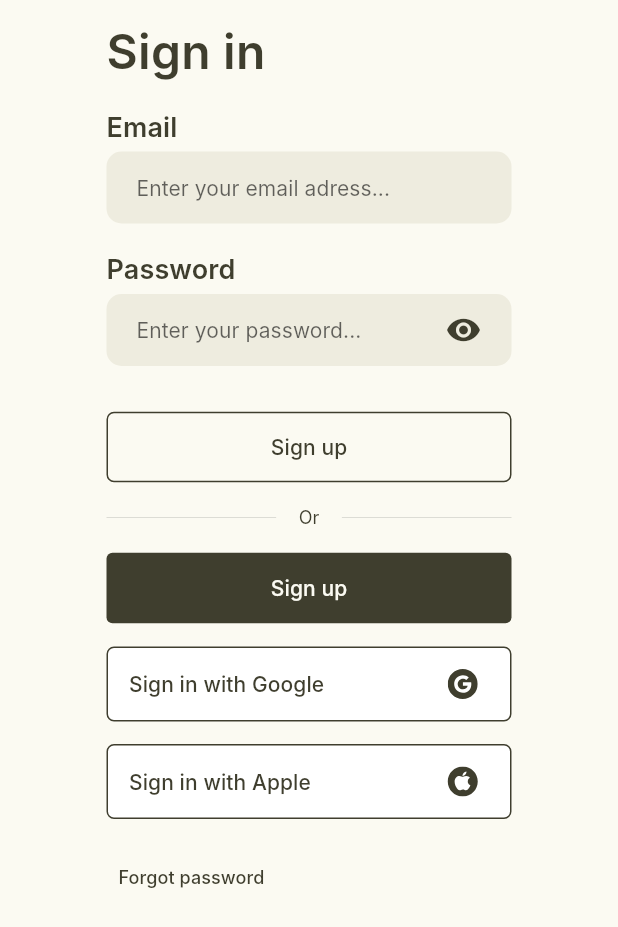
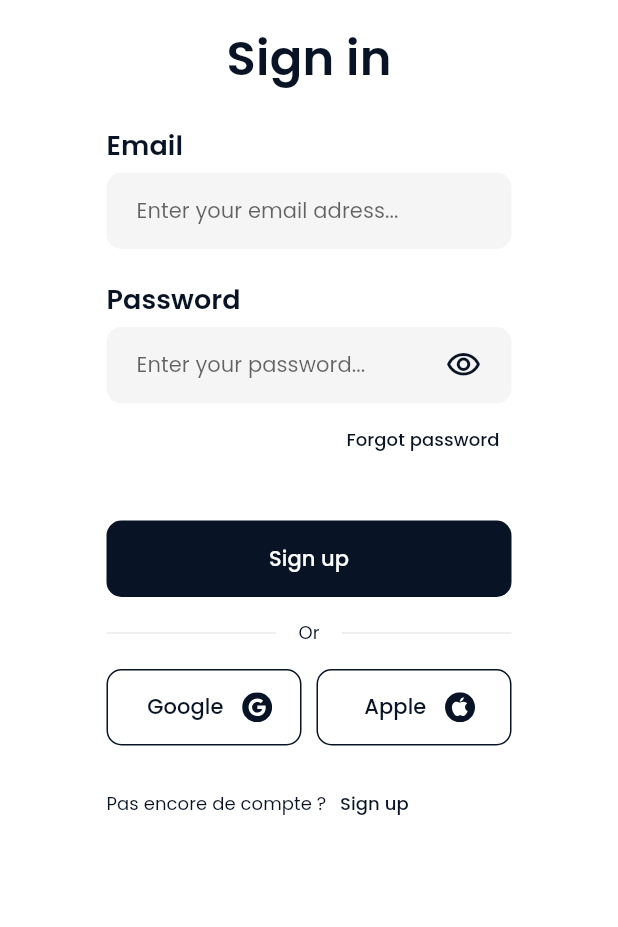
Before and after one commit to Alwein/octonote, a Flutter app: the screen it shows after launch, on a phone screen of 412 x 824 dp. Shown: the top 927 px of the screen. Run offline on Flutter 3.47's test engine with Material 2 defaults, Android fonts, the phone set to English and light mode, and no system bars; drawn by our look-alikes of auto_size_text; our stand-ins replace bloc, cloud_firestore, dartz, easy_localization, firebase_auth, firebase_core and 8 more; missing offline and left inert: super_editor; accounts and stored records are empty; Roboto replaces fonts that are missing (Inter).

Commit message:
add new UX

```diff
--- a/assets/translations/en.json
+++ b/assets/translations/en.json
@@ -31,8 +31,8 @@
         "sign_in_button": "Sign up",
         "or_separator": "Or",
         "sign_up_button": "Sign up",
-        "sign_in_with_google_button": "Sign in with Google",
-        "sign_with_apple_button": "Sign in with Apple",
+        "sign_in_with_google_button": "Google",
+        "sign_with_apple_button": "Apple",
         "forgot_password_button": "Forgot password"
     },
     "sign_up_page": {
--- a/assets/translations/fr.json
+++ b/assets/translations/fr.json
@@ -31,8 +31,8 @@
         "sign_in_button": "Se connecter",
         "or_separator": "Ou",
         "sign_up_button": "S'inscrire",
-        "sign_in_with_google_button": "Se connecter avec Google",
-        "sign_with_apple_button": "Se connecter avec Apple",
+        "sign_in_with_google_button": "Google",
+        "sign_with_apple_button": "Apple",
         "forgot_password_button": "Mot de passe oublié"
     },
     "sign_up_page": {
--- a/lib/application/constants/colors.dart
+++ b/lib/application/constants/colors.dart
@@ -1,7 +1,7 @@
 import 'package:flutter/widgets.dart';
 
 class OctonoteColors {
-  static const Color primaryColor = Color(0xfffbfaf2);
-  static const Color secondaryColor = Color(0xffeeecdf);
-  static const Color darkColor = Color(0xFF3F3E2E);
+  static const Color primaryColor = Color(0xffffffff);
+  static const Color secondaryColor = Color(0xffF5F5F5);
+  static const Color darkColor = Color(0xFF081425);
 }
--- a/lib/application/constants/layout_values.dart
+++ b/lib/application/constants/layout_values.dart
@@ -2,3 +2,7 @@ class LayoutValues {
   static const horizontalPadding = 15.0;
   static const goldenRatio = 1.61803398875;
 }
+
+class OctoRadius {
+  static const double defaultRadius = 10.0;
+}
--- a/lib/presentation/app/app.dart
+++ b/lib/presentation/app/app.dart
@@ -1,6 +1,7 @@
 import 'package:easy_localization/easy_localization.dart';
 import 'package:flutter/material.dart';
 import 'package:flutter_bloc/flutter_bloc.dart';
+import 'package:google_fonts/google_fonts.dart';
 import 'package:octonote/application/constants/colors.dart';
 import 'package:octonote/locator.dart' as sl;
 import 'package:octonote/presentation/app/bloc/app_bloc.dart';
@@ -41,83 +42,72 @@ class AppView extends StatelessWidget {
 }
 
 final ThemeData appThemeLight = ThemeData(
-  textTheme: const TextTheme(
-    headline1: TextStyle(
+  textTheme: TextTheme(
+    headline1: GoogleFonts.poppins(
       color: OctonoteColors.darkColor,
       fontSize: 44,
-      fontFamily: "Inter",
       fontWeight: FontWeight.w700,
     ),
-    headline2: TextStyle(
+    headline2: GoogleFonts.poppins(
       color: OctonoteColors.darkColor,
       fontSize: 32,
-      fontFamily: "Inter",
       fontWeight: FontWeight.w600,
       letterSpacing: 0.16,
     ),
-    headline3: TextStyle(
+    headline3: GoogleFonts.poppins(
       color: OctonoteColors.darkColor,
       fontSize: 24,
-      fontFamily: "Inter",
       fontWeight: FontWeight.w600,
       letterSpacing: 0.12,
     ),
-    headline4: TextStyle(
+    headline4: GoogleFonts.poppins(
       color: OctonoteColors.darkColor,
       fontSize: 20,
-      fontFamily: "Inter",
       fontWeight: FontWeight.w600,
       letterSpacing: 0.10,
     ),
-    headline5: TextStyle(
+    headline5: GoogleFonts.poppins(
       color: OctonoteColors.darkColor,
       fontSize: 18,
-      fontFamily: "Inter",
       fontWeight: FontWeight.w600,
       letterSpacing: 0.07,
     ),
-    headline6: TextStyle(
+    headline6: GoogleFonts.poppins(
       color: OctonoteColors.darkColor,
       fontSize: 14,
-      fontFamily: "Inter",
       fontWeight: FontWeight.w500,
       letterSpacing: 0.07,
     ),
-    subtitle1: TextStyle(
+    subtitle1: GoogleFonts.poppins(
       color: Colors.grey,
       fontWeight: FontWeight.w400,
       fontSize: 14,
-      fontFamily: "Inter",
       letterSpacing: 0.06,
     ),
-    subtitle2: TextStyle(
+    subtitle2: GoogleFonts.poppins(
       color: Colors.grey,
       fontWeight: FontWeight.w400,
       fontSize: 12,
-      fontFamily: "Inter",
       letterSpacing: 0.06,
     ),
-    bodyText1: TextStyle(
+    bodyText1: GoogleFonts.poppins(
       color: OctonoteColors.darkColor,
       fontSize: 14,
-      fontFamily: "Inter",
       letterSpacing: 0.06,
     ),
-    bodyText2: TextStyle(
-      color: OctonoteColors.darkColor,
-      fontSize: 12,
-      fontFamily: "Inter",
-      letterSpacing: 0.06,
-    ),
-    caption: TextStyle(
+    bodyText2: GoogleFonts.poppins(
       color: OctonoteColors.darkColor,
       fontSize: 12,
       letterSpacing: 0.06,
     ),
-    button: TextStyle(
+    caption: GoogleFonts.poppins(
       color: OctonoteColors.darkColor,
       fontSize: 12,
-      fontFamily: "Inter",
+      letterSpacing: 0.06,
+    ),
+    button: GoogleFonts.poppins(
+      color: OctonoteColors.darkColor,
+      fontSize: 12,
       fontWeight: FontWeight.w500,
       letterSpacing: 0.06,
     ),
--- a/lib/presentation/auth/pages/sign_in/view/sign_in_view.dart
+++ b/lib/presentation/auth/pages/sign_in/view/sign_in_view.dart
@@ -27,23 +27,25 @@ class SignInView extends StatelessWidget {
                 child: Padding(
                   padding: const EdgeInsets.all(LayoutValues.horizontalPadding),
                   child: Column(
-                    crossAxisAlignment: CrossAxisAlignment.start,
                     children: [
                       AuthTitle(title: tr("sign_in_page.sign_in_title")),
                       const SignInEmailFormInput(),
                       const SignInPasswordFormInput(),
+                      const ForgotPasswordButton(),
                       const SignInErrorMessage(),
                       const SignInButton(),
                       const SizedBox(height: 15),
                       const ButtonSeparator(),
                       const SizedBox(height: 15),
+                      Row(
+                        children: const [
+                          Expanded(child: GoogleSignInButton()),
+                          SizedBox(width: 10),
+                          Expanded(child: AppleSignInButton()),
+                        ],
+                      ),
+                      const SizedBox(height: 15),
                       const GoToSignUpButton(),
-                      const SizedBox(height: 15),
-                      const GoogleSignInButton(),
-                      const SizedBox(height: 15),
-                      const AppleSignInButton(),
-                      const SizedBox(height: 15),
-                      const ForgotPasswordButton()
                     ],
                   ),
                 ),
@@ -87,7 +89,7 @@ class SignInButton extends StatelessWidget {
   Widget build(BuildContext context) {
     return SizedBox(
       width: double.infinity,
-      child: OutlinedAuthButton(
+      child: AuthButton(
         label: tr("sign_in_page.sign_in_button"),
         onPressed: () => context.read<SignInBloc>().add(
               GenericRegistrationEvent.validate(
@@ -142,9 +144,17 @@ class GoToSignUpButton extends StatelessWidget {
   Widget build(BuildContext context) {
     return SizedBox(
       width: double.infinity,
-      child: AuthButton(
-        label: tr("sign_in_page.sign_up_button"),
+      child: Row(
+        children: [
+          const Text("Pas encore de compte ?"),
+          TextButton(
+            child: Text(
+              tr("sign_in_page.sign_up_button"),
+              style: Theme.of(context).textTheme.button,
+            ),
             onPressed: () => context.read<AuthBloc>().add(const AuthEvent.signUpStarted()),
+          ),
+        ],
       ),
     );
   }
@@ -187,7 +197,10 @@ class ForgotPasswordButton extends StatelessWidget {
 
   @override
   Widget build(BuildContext context) {
-    return TextButton(
+    return Container(
+      width: double.infinity,
+      alignment: Alignment.centerRight,
+      child: TextButton(
         child: Text(
           tr("sign_in_page.forgot_password_button"),
           style: Theme.of(context).textTheme.button,
@@ -201,6 +214,7 @@ class ForgotPasswordButton extends StatelessWidget {
                 },
               ),
             ),
+      ),
     );
   }
 }
--- a/lib/presentation/auth/widgets/auth_widgets.dart
+++ b/lib/presentation/auth/widgets/auth_widgets.dart
@@ -2,6 +2,7 @@ import 'package:auto_size_text/auto_size_text.dart';
 import 'package:easy_localization/easy_localization.dart';
 import 'package:flutter/material.dart';
 import 'package:octonote/application/constants/colors.dart';
+import 'package:octonote/application/constants/layout_values.dart';
 import 'package:octonote/application/utils/generic_blocs/generic_registration_bloc/generic_registration_bloc.dart';
 
 class AuthTitle extends StatelessWidget {
@@ -84,11 +85,11 @@ class OctoTextForm extends StatelessWidget {
         border: InputBorder.none,
         focusedBorder: UnderlineInputBorder(
           borderSide: const BorderSide(color: Colors.transparent),
-          borderRadius: BorderRadius.circular(10.0),
+          borderRadius: BorderRadius.circular(OctoRadius.defaultRadius),
         ),
         enabledBorder: UnderlineInputBorder(
           borderSide: const BorderSide(color: Colors.transparent),
-          borderRadius: BorderRadius.circular(10.0),
+          borderRadius: BorderRadius.circular(OctoRadius.defaultRadius),
         ),
         errorBorder: InputBorder.none,
         disabledBorder: InputBorder.none,
@@ -127,7 +128,7 @@ class OutlinedAuthButton extends StatelessWidget {
         padding: MaterialStateProperty.all(const EdgeInsets.symmetric(vertical: 15)),
         shape: MaterialStateProperty.all(
           RoundedRectangleBorder(
-            borderRadius: BorderRadius.circular(5),
+            borderRadius: BorderRadius.circular(OctoRadius.defaultRadius),
             side: const BorderSide(color: OctonoteColors.darkColor),
           ),
         ),
@@ -135,7 +136,7 @@ class OutlinedAuthButton extends StatelessWidget {
       ),
       child: Text(
         label,
-        style: Theme.of(context).textTheme.bodyLarge,
+        style: Theme.of(context).textTheme.bodyLarge!.copyWith(fontWeight: FontWeight.w500),
       ),
     );
   }
@@ -153,10 +154,18 @@ class AuthButton extends StatelessWidget {
       style: ButtonStyle(
         padding: MaterialStateProperty.all(const EdgeInsets.symmetric(vertical: 15)),
         backgroundColor: MaterialStateProperty.all(OctonoteColors.darkColor),
+        shape: MaterialStateProperty.all(
+          RoundedRectangleBorder(
+            borderRadius: BorderRadius.circular(OctoRadius.defaultRadius),
+          ),
+        ),
       ),
       child: Text(
         label,
-        style: Theme.of(context).textTheme.bodyLarge!.copyWith(color: OctonoteColors.primaryColor),
+        style: Theme.of(context)
+            .textTheme
+            .bodyLarge!
+            .copyWith(color: OctonoteColors.primaryColor, fontWeight: FontWeight.w500),
       ),
     );
   }
@@ -177,7 +186,7 @@ class IconAuthButton extends StatelessWidget {
         padding: MaterialStateProperty.all(const EdgeInsets.symmetric(vertical: 15)),
         shape: MaterialStateProperty.all(
           RoundedRectangleBorder(
-            borderRadius: BorderRadius.circular(5),
+            borderRadius: BorderRadius.circular(OctoRadius.defaultRadius),
             side: const BorderSide(color: OctonoteColors.darkColor),
           ),
         ),
@@ -186,22 +195,17 @@ class IconAuthButton extends StatelessWidget {
       child: Row(
         mainAxisAlignment: MainAxisAlignment.center,
         children: [
-          Expanded(
-            child: Padding(
-              padding: const EdgeInsets.symmetric(horizontal: 15),
+          Padding(
+            padding: const EdgeInsets.symmetric(horizontal: 10),
             child: AutoSizeText(
               label,
               maxLines: 1,
               style: Theme.of(context).textTheme.bodyLarge,
             ),
           ),
-          ),
-          Padding(
-            padding: const EdgeInsets.only(right: 20),
-            child: SizedBox(
+          SizedBox(
             height: 20,
             child: icon,
-            ),
           ),
         ],
       ),
@@ -257,7 +261,7 @@ class _PasswordFormInputState extends State<PasswordFormInput> {
       obscureText: isObscure,
       suffixIcon: TextButton(
         child: Icon(
-          isObscure ? Icons.visibility : Icons.visibility_off,
+          isObscure ? Icons.visibility_outlined : Icons.visibility,
           color: OctonoteColors.darkColor,
         ),
         onPressed: () => setState(() {
--- a/lib/presentation/octo_editor/view/octo_editor_view.dart
+++ b/lib/presentation/octo_editor/view/octo_editor_view.dart
@@ -227,12 +227,14 @@ class _OctoEditorState extends State<OctoEditor> {
         ],
         child: Builder(
           builder: (context) {
-            return Column(
+            return Stack(
               children: [
-                Expanded(
-                  child: _buildEditor(),
-                ),
-                AddComponentButton(
+                _buildEditor(),
+                Align(
+                  alignment: Alignment.bottomCenter,
+                  child: Padding(
+                    padding: const EdgeInsets.all(20.0),
+                    child: AddComponentButton(
                       onComponentSelected: (componentContent) {
                         context.read<OctoEditorBloc>().docEditor.executeCommand(
                           EditorCommandFunction((document, transaction) {
@@ -245,6 +247,8 @@ class _OctoEditorState extends State<OctoEditor> {
                           }),
                         );
                       },
+                    ),
+                  ),
                 ),
                 const SizedBox(
                   width: 20,
--- a/lib/presentation/octo_editor/view/widgets/add_component_button.dart
+++ b/lib/presentation/octo_editor/view/widgets/add_component_button.dart
@@ -12,6 +12,9 @@ class AddComponentButton extends StatelessWidget {
   @override
   Widget build(BuildContext context) {
     return TextButton(
+      style: TextButton.styleFrom(
+        padding: EdgeInsets.zero,
+      ),
       child: const AddComponentButtonContent(),
       onPressed: () async {
         await showDialog(
@@ -19,17 +22,24 @@ class AddComponentButton extends StatelessWidget {
           context: context,
           builder: (BuildContext context) {
             return SimpleDialog(
-              elevation: 8.0,
+              elevation: 2.0,
+              shape: const RoundedRectangleBorder(
+                borderRadius: BorderRadius.all(Radius.circular(10.0)),
+              ),
+              contentPadding: EdgeInsets.zero,
               title: Row(
                 children: [
                   Text(
-                    'Liste des composants', // FIXME: Trad
+                    'Composants', // FIXME: Trad
                     style: Theme.of(context).textTheme.headline5,
                   ),
                 ],
               ),
               children: <Widget>[
-                const Divider(),
+                const SizedBox(height: 10),
+                const Divider(
+                  height: 1,
+                ),
                 ComponentSelector(
                   onComponentSelected: onComponentSelected,
                 ),
@@ -47,11 +57,11 @@ class AddComponentButtonContent extends StatelessWidget {
 
   @override
   Widget build(BuildContext context) {
-    const Color textColor = Color(0xff706E59);
+    const Color textColor = Colors.grey;
     return Container(
       padding: const EdgeInsets.symmetric(horizontal: 10, vertical: 8),
       decoration: BoxDecoration(
-        borderRadius: BorderRadius.circular(5),
+        borderRadius: BorderRadius.circular(10),
         color: OctonoteColors.secondaryColor,
       ),
       child: Row(
@@ -65,7 +75,7 @@ class AddComponentButtonContent extends StatelessWidget {
           SizedBox(width: 10),
           Text(
             "Nouveau composant",
-            style: TextStyle(fontSize: 14, color: textColor),
+            style: TextStyle(fontSize: 14, color: textColor, fontWeight: FontWeight.w500),
           ),
         ],
       ),
@@ -92,7 +102,7 @@ class ComponentSelector extends StatelessWidget {
       const ComponentContent.todo(content: ""),
     ];
     return SizedBox(
-      width: 300,
+      width: 250,
       height: 300,
       child: ListView.builder(
         itemCount: 9,
```
Also changed, not shown: 1 other file. Lines whose indentation alone changed are shown as unchanged.
